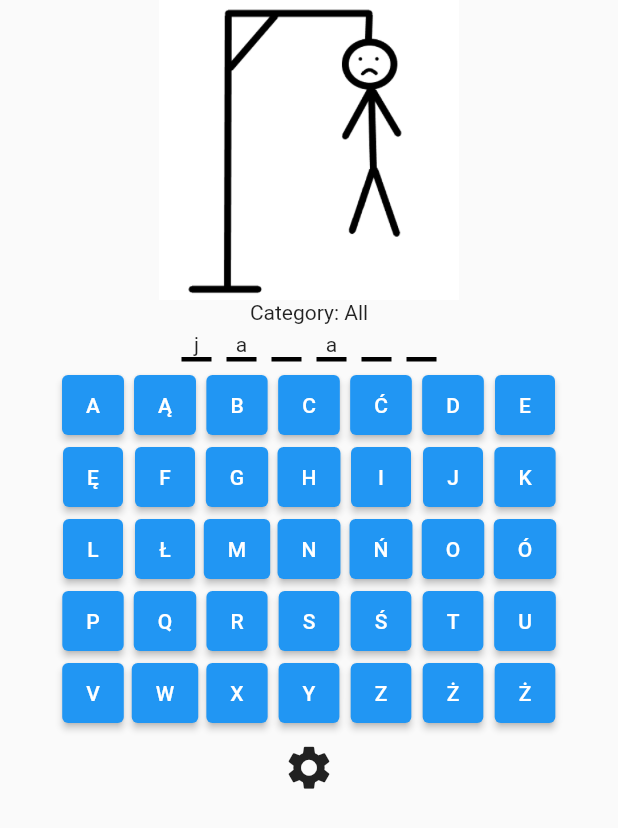
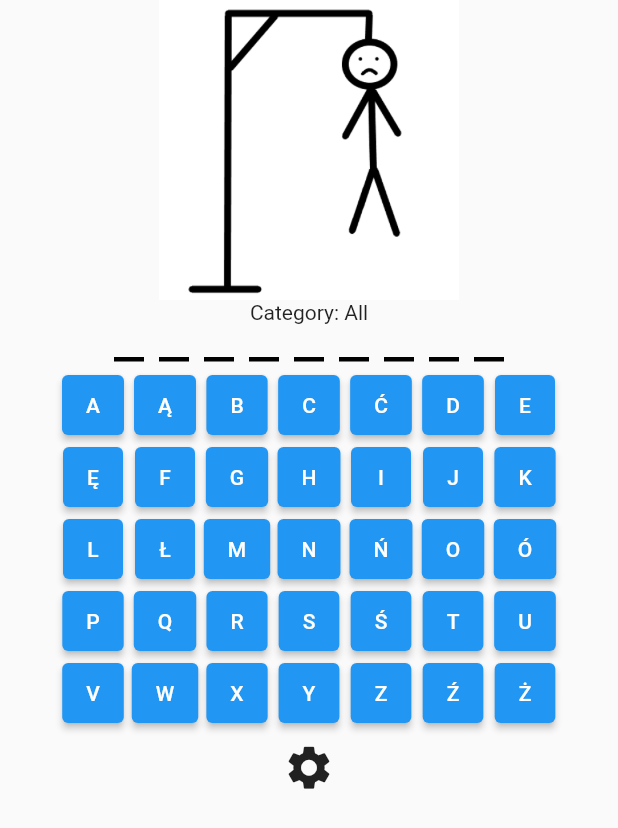
Before and after one commit to xJac0b/hangman, a Flutter app: the Categories screen opened by its route, after a tap on "All", on a phone screen of 412 x 824 dp. Shown: the top 828 px of the screen. Run offline on Flutter 3.47's test engine with Material 2 defaults, Android fonts, the phone set to English and light mode, and no system bars; our stand-ins replace bloc, flutter_bloc, shared_preferences; accounts and stored records are empty; Roboto replaces fonts that are missing (Montserrat).

Commit message:
word and letters cubits

```diff
--- /dev/null
+++ b/lib/logic/cubits/letters/letters_cubit.dart
@@ -0,0 +1,85 @@
+import 'package:bloc/bloc.dart';
+import 'package:meta/meta.dart';
+
+part 'letters_state.dart';
+
+class LettersCubit extends Cubit<LettersState> {
+  LettersCubit()
+      : super(LettersState([
+          "A",
+          "Ą",
+          "B",
+          "C",
+          "Ć",
+          "D",
+          "E",
+          "Ę",
+          "F",
+          "G",
+          "H",
+          "I",
+          "J",
+          "K",
+          "L",
+          "Ł",
+          "M",
+          "N",
+          "Ń",
+          "O",
+          "Ó",
+          "P",
+          "Q",
+          "R",
+          "S",
+          "Ś",
+          "T",
+          "U",
+          "V",
+          "W",
+          "X",
+          "Y",
+          "Z",
+          "Ź",
+          "Ż",
+        ], {
+          "A": true,
+          "Ą": true,
+          "B": true,
+          "C": true,
+          "Ć": true,
+          "D": true,
+          "E": true,
+          "Ę": true,
+          "F": true,
+          "G": true,
+          "H": true,
+          "I": true,
+          "J": true,
+          "K": true,
+          "L": true,
+          "Ł": true,
+          "M": true,
+          "N": true,
+          "Ń": true,
+          "O": true,
+          "Ó": true,
+          "P": true,
+          "Q": true,
+          "R": true,
+          "S": true,
+          "Ś": true,
+          "T": true,
+          "U": true,
+          "V": true,
+          "W": true,
+          "X": true,
+          "Y": true,
+          "Z": true,
+          "Ź": true,
+          "Ż": true
+        }));
+
+  void inputLetter(String c) {
+    emit(state.copyWith(c));
+  }
+}
--- /dev/null
+++ b/lib/logic/cubits/letters/letters_state.dart
@@ -0,0 +1,13 @@
+part of 'letters_cubit.dart';
+
+class LettersState {
+  final List<String> characters;
+  final String? newChar;
+  Map<String, bool> charactersState; // true - active / false - disabled
+
+  LettersState(this.characters, this.charactersState, {this.newChar});
+  LettersState copyWith(String char) {
+    charactersState[char] = false;
+    return LettersState(characters, charactersState, newChar: char);
+  }
+}
--- /dev/null
+++ b/lib/logic/cubits/word/word_cubit.dart
@@ -0,0 +1,28 @@
+import 'dart:async';
+
+import 'package:bloc/bloc.dart';
+import 'package:hangman/logic/cubits/letters/letters_cubit.dart';
+import 'package:meta/meta.dart';
+
+part 'word_state.dart';
+
+class WordCubit extends Cubit<WordState> {
+  final LettersCubit lettersCubit;
+  late StreamSubscription lettersStreamSubscription;
+  WordCubit({required String word, required this.lettersCubit})
+      : super(WordState(word, {})) {
+    lettersStreamSubscription = lettersCubit.stream.listen((state) {
+      print(state.newChar);
+      if (state.newChar != null) addLetter(state.newChar ?? '');
+    });
+  }
+
+  void addLetter(String char) {
+    emit(state.copyWith(char));
+  }
+
+  Future<void> close() {
+    lettersStreamSubscription.cancel();
+    return super.close();
+  }
+}
--- /dev/null
+++ b/lib/logic/cubits/word/word_state.dart
@@ -0,0 +1,10 @@
+part of 'word_cubit.dart';
+
+class WordState {
+  final String word;
+  final Set<String> usedChars;
+
+  WordState(this.word, this.usedChars);
+
+  WordState copyWith(String c) => WordState(word, usedChars..add(c));
+}
--- a/lib/main.dart
+++ b/lib/main.dart
@@ -1,5 +1,6 @@
 import 'package:flutter/material.dart';
 import 'package:flutter_bloc/flutter_bloc.dart';
+import 'package:hangman/logic/cubits/letters/letters_cubit.dart';
 import 'package:hangman/ui/constants/theme.dart';
 import 'package:hangman/ui/router/app_router.dart';
 import 'package:shared_preferences/shared_preferences.dart';
@@ -22,8 +23,12 @@ class MyApp extends StatelessWidget {
 
   @override
   Widget build(BuildContext context) {
-    return BlocProvider(
-      create: (context) => ThemeCubit(sharedPreferences),
+    return MultiBlocProvider(
+      providers: [
+        BlocProvider<ThemeCubit>(
+          create: (context) => ThemeCubit(sharedPreferences),
+        ),
+      ],
       child: BlocBuilder<ThemeCubit, ThemeState>(
         builder: (context, state) {
           return MaterialApp(
--- a/lib/ui/pages/game.dart
+++ b/lib/ui/pages/game.dart
@@ -1,4 +1,7 @@
 import 'package:flutter/material.dart';
+import 'package:flutter_bloc/flutter_bloc.dart';
+import 'package:hangman/logic/cubits/letters/letters_cubit.dart';
+import 'package:hangman/logic/cubits/word/word_cubit.dart';
 import 'package:hangman/ui/widgets/letters.dart';
 import 'package:hangman/ui/widgets/word.dart';
 
@@ -8,13 +11,28 @@ class Game extends StatelessWidget {
 
   @override
   Widget build(BuildContext context) {
-    return Scaffold(
+    return MultiBlocProvider(
+        providers: [
+          BlocProvider<LettersCubit>(create: (context) => LettersCubit()),
+          BlocProvider<WordCubit>(
+              create: (context) => WordCubit(
+                    word: 'ANASTAZJA',
+                    lettersCubit: context.read<LettersCubit>(),
+                  ))
+        ],
+        child: Scaffold(
           body: Center(
             child: Column(children: [
               Image.asset(
-            width: double.infinity, height: 200, 'assets/images/hangman.png'),
+                  width: double.infinity,
+                  height: 200,
+                  'assets/images/hangman.png'),
               Text('Category: $category'),
-        const Word('jabako', {'j', 'a'}),
+              BlocBuilder<WordCubit, WordState>(
+                builder: (context, state) {
+                  return Word(state.word, state.usedChars);
+                },
+              ),
               const Letters(),
               IconButton(
                   iconSize: 35,
@@ -23,6 +41,7 @@ class Game extends StatelessWidget {
                     Navigator.of(context).pop();
                   }),
             ]),
+          ),
         ));
   }
 }
--- a/lib/ui/widgets/letter.dart
+++ b/lib/ui/widgets/letter.dart
@@ -1,18 +1,28 @@
+import 'dart:ui';
+
 import 'package:flutter/material.dart';
 import 'package:flutter/src/foundation/key.dart';
 import 'package:flutter/src/widgets/framework.dart';
+import 'package:flutter_bloc/flutter_bloc.dart';
+import 'package:hangman/logic/cubits/letters/letters_cubit.dart';
 
 class Letter extends StatelessWidget {
   final String character;
-  const Letter(
+  final bool? disabled;
+  Letter(
     this.character, {
+    this.disabled,
     Key? key,
   }) : super(key: key);
 
   @override
   Widget build(BuildContext context) {
     return ElevatedButton(
-        onPressed: () {},
+        onPressed: disabled != null
+            ? null
+            : () {
+                BlocProvider.of<LettersCubit>(context).inputLetter(character);
+              },
         style: ElevatedButton.styleFrom(minimumSize: Size(40, 40)),
         child: Text(character));
   }
--- a/lib/ui/widgets/letters.dart
+++ b/lib/ui/widgets/letters.dart
@@ -1,6 +1,10 @@
+import 'dart:collection';
+
 import 'package:flutter/src/foundation/key.dart';
 import 'package:flutter/src/widgets/framework.dart';
 import 'package:flutter/widgets.dart';
+import 'package:flutter_bloc/flutter_bloc.dart';
+import 'package:hangman/logic/cubits/letters/letters_cubit.dart';
 import 'package:hangman/ui/widgets/letter.dart';
 
 class Letters extends StatelessWidget {
@@ -8,69 +12,30 @@ class Letters extends StatelessWidget {
 
   @override
   Widget build(BuildContext context) {
-    return Column(
-      children: [
-        Row(
-          mainAxisAlignment: MainAxisAlignment.center,
-          children: const [
-            Letter('A'),
-            Letter('Ą'),
-            Letter('B'),
-            Letter('C'),
-            Letter('Ć'),
-            Letter('D'),
-            Letter('E')
-          ],
-        ),
-        Row(
-          mainAxisAlignment: MainAxisAlignment.center,
-          children: const [
-            Letter('Ę'),
-            Letter('F'),
-            Letter('G'),
-            Letter('H'),
-            Letter('I'),
-            Letter('J'),
-            Letter('K'),
-          ],
-        ),
-        Row(
-          mainAxisAlignment: MainAxisAlignment.center,
-          children: const [
-            Letter('L'),
-            Letter('Ł'),
-            Letter('M'),
-            Letter('N'),
-            Letter('Ń'),
-            Letter('O'),
-            Letter('Ó'),
-          ],
-        ),
-        Row(
-          mainAxisAlignment: MainAxisAlignment.center,
-          children: const [
-            Letter('P'),
-            Letter('Q'),
-            Letter('R'),
-            Letter('S'),
-            Letter('Ś'),
-            Letter('T'),
-            Letter('U'),
-          ],
-        ),
-        Row(
-          mainAxisAlignment: MainAxisAlignment.center,
-          children: const [
-            Letter('V'),
-            Letter('W'),
-            Letter('X'),
-            Letter('Y'),
-            Letter('Z'),
-            Letter('Ż'),
-            Letter('Ż'),
-          ],
-        )
-      ],
+    return BlocBuilder<LettersCubit, LettersState>(
+      builder: (context, state) {
+        return Column(
+            children: _getLetters(state.characters, state.charactersState));
+      },
     );
   }
+
+  List<Row> _getLetters(List<String> chars, Map<String, bool> charsStates) {
+    List<Letter> letters = [];
+    List<Row> rows = [];
+
+    chars.forEach((k) {
+      if (charsStates[k] ?? false) {
+        letters.add(Letter(k));
+      } else {
+        letters.add(Letter(k, disabled: true));
+      }
+      if (k == 'E' || k == 'K' || k == 'Ó' || k == 'U' || k == 'Ż') {
+        rows.add(Row(
+            mainAxisAlignment: MainAxisAlignment.center, children: letters));
+        letters = [];
+      }
+    });
+    return rows;
+  }
 }
--- a/pubspec.yaml
+++ b/pubspec.yaml
@@ -29,6 +29,7 @@ environment:
 dependencies:
   bloc: ^8.1.0
   cupertino_icons: ^1.0.2
+  diacritic: ^0.1.3
   flutter:
     sdk: flutter
   flutter_bloc: ^8.1.1
```
Also changed, not shown: pubspec.lock. Lines whose indentation alone changed are shown as unchanged.
